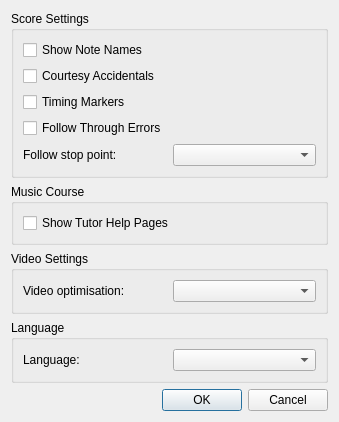
Qt form src/GuiPreferencesDialog.ui (pianobooster/PianoBooster) before a commit.
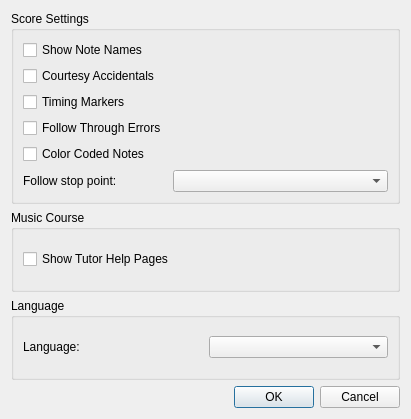
The same form after that commit.

What changed in the file:
```diff
--- a/src/GuiPreferencesDialog.ui
+++ b/src/GuiPreferencesDialog.ui
@@ -6,8 +6,8 @@
    <rect>
     <x>0</x>
     <y>0</y>
-    <width>339</width>
-    <height>386</height>
+    <width>411</width>
+    <height>419</height>
    </rect>
   </property>
   <property name="sizePolicy">
@@ -31,13 +31,6 @@
      <layout class="QVBoxLayout" name="verticalLayout_3">
       <item>
        <layout class="QGridLayout" name="gridLayout">
-        <item row="4" column="0">
-         <widget class="QLabel" name="label">
-          <property name="text">
-           <string>Follow stop point:</string>
-          </property>
-         </widget>
-        </item>
         <item row="1" column="0">
          <widget class="QCheckBox" name="courtesyAccidentalsCheck">
           <property name="text">
@@ -45,20 +38,7 @@
           </property>
          </widget>
         </item>
-        <item row="1" column="1">
-         <spacer name="horizontalSpacer_4">
-          <property name="orientation">
-           <enum>Qt::Horizontal</enum>
-          </property>
-          <property name="sizeHint" stdset="0">
-           <size>
-            <width>40</width>
-            <height>20</height>
-           </size>
-          </property>
-         </spacer>
-        </item>
-        <item row="4" column="1">
+        <item row="5" column="1">
          <widget class="QComboBox" name="followStopPointCombo">
           <property name="sizePolicy">
            <sizepolicy hsizetype="Preferred" vsizetype="Fixed">
@@ -71,10 +51,10 @@
           </property>
          </widget>
         </item>
-        <item row="3" column="0">
-         <widget class="QCheckBox" name="followThroughErrorsCheck">
+        <item row="5" column="0">
+         <widget class="QLabel" name="label">
           <property name="text">
-           <string>Follow Through Errors</string>
+           <string>Follow stop point:</string>
           </property>
          </widget>
         </item>
@@ -137,6 +117,49 @@
           </property>
          </spacer>
         </item>
+        <item row="3" column="1">
+         <spacer name="horizontalSpacer_3">
+          <property name="orientation">
+           <enum>Qt::Horizontal</enum>
+          </property>
+          <property name="sizeHint" stdset="0">
+           <size>
+            <width>40</width>
+            <height>20</height>
+           </size>
+          </property>
+         </spacer>
+        </item>
+        <item row="3" column="0">
+         <widget class="QCheckBox" name="followThroughErrorsCheck">
+          <property name="text">
+           <string>Follow Through Errors</string>
+          </property>
+         </widget>
+        </item>
+        <item row="4" column="0">
+         <widget class="QCheckBox" name="showColoredNotesCheck">
+          <property name="toolTip">
+           <string>Show color coded notes on the score</string>
+          </property>
+          <property name="text">
+           <string>Color Coded Notes</string>
+          </property>
+         </widget>
+        </item>
+        <item row="4" column="1">
+         <spacer name="horizontalSpacer_5">
+          <property name="orientation">
+           <enum>Qt::Horizontal</enum>
+          </property>
+          <property name="sizeHint" stdset="0">
+           <size>
+            <width>40</width>
+            <height>20</height>
+           </size>
+          </property>
+         </spacer>
+        </item>
        </layout>
       </item>
      </layout>
@@ -165,42 +188,6 @@
      </layout>
     </widget>
    </item>
-   <item>
-    <widget class="QGroupBox" name="groupBox">
-     <property name="sizePolicy">
-      <sizepolicy hsizetype="Preferred" vsizetype="Minimum">
-       <horstretch>0</horstretch>
-       <verstretch>0</verstretch>
-      </sizepolicy>
-     </property>
-     <property name="title">
-      <string>Video Settings</string>
-     </property>
-     <layout class="QVBoxLayout" name="verticalLayout">
-      <property name="sizeConstraint">
-       <enum>QLayout::SetMinimumSize</enum>
-      </property>
-      <item>
-       <layout class="QGridLayout" name="gridLayout_2x">
-        <item row="0" column="0">
-         <widget class="QLabel" name="label_2">
-          <property name="text">
-           <string>Video optimisation:</string>
-          </property>
-         </widget>
-        </item>
-        <item row="0" column="1">
-         <widget class="QComboBox" name="videoOptimiseCombo">
-          <property name="sizeAdjustPolicy">
-           <enum>QComboBox::AdjustToContents</enum>
-          </property>
-         </widget>
-        </item>
-       </layout>
-      </item>
-     </layout>
-    </widget>
-   </item>
    <item>
     <widget class="QGroupBox" name="groupBox_4">
      <property name="title">
```
Left out of the diff: 26 changed lines with no effect on the pictures.
